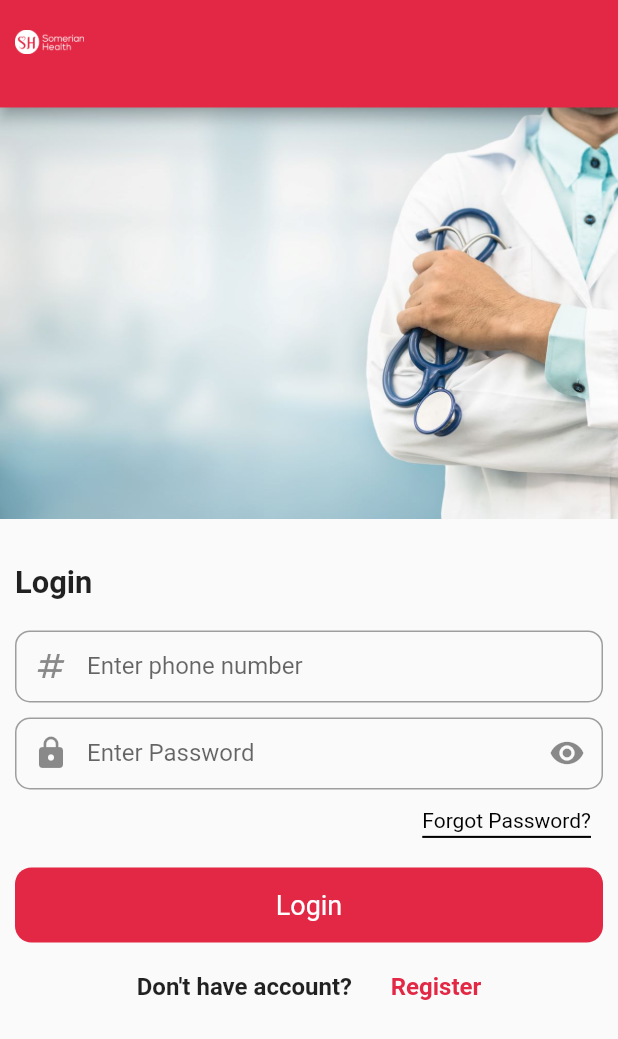
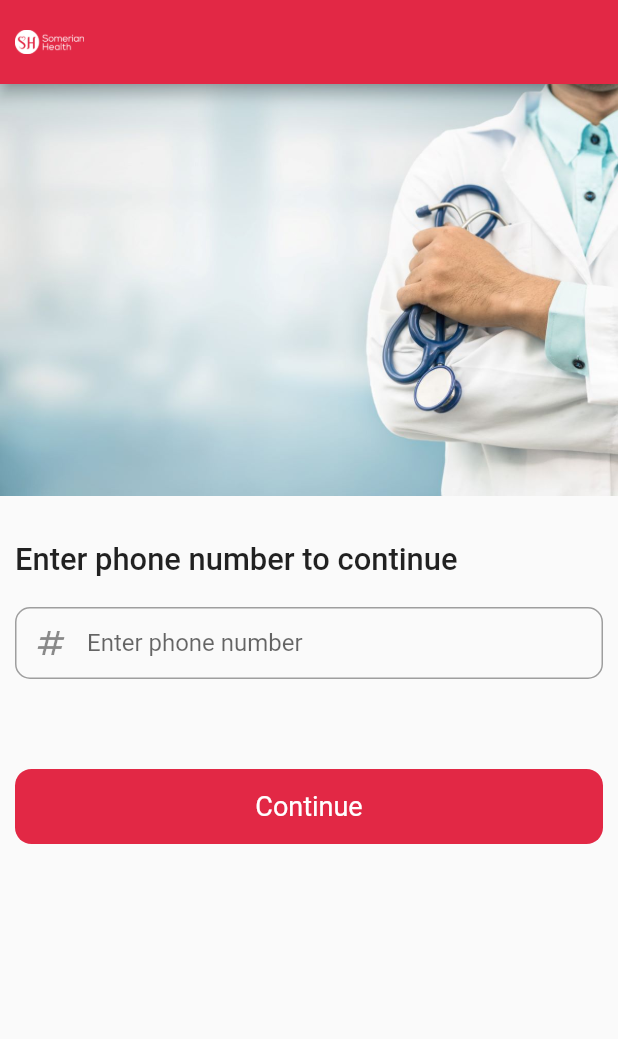
Before and after one commit to Shawon-mas/someriean_health, a Flutter app: the LoginScreen screen opened by its route, on a phone screen of 412 x 824 dp. Shown: the top 1039 px of the screen. Run offline on Flutter 3.47's test engine with Material 2 defaults, Android fonts, the phone set to English and light mode, and no system bars; our stand-ins replace firebase_core, flutter_screenutil, get, google_fonts, pinput; accounts and stored records are empty.

```diff
--- a/lib/global/properties.dart
+++ b/lib/global/properties.dart
@@ -7,4 +7,5 @@ class Properties{
   static const homeStrokeColor = Color(0xFFDAECFF);
   static const homeBoxColor = Color(0xFFFBFDFF);
   static const aboutUs = Color(0xFFFFF5EF);
+  static const Color colorTextBlue= Color(0xFF003049);
 }
--- a/lib/routes/routes.dart
+++ b/lib/routes/routes.dart
@@ -4,18 +4,19 @@ import 'package:somerian_health/view/screens/auth_screen.dart';
 import 'package:somerian_health/view/screens/login_screen.dart';
 import 'package:somerian_health/view/screens/splash_screen.dart';
 
-import '../view/screens/signup_screen.dart';
+import '../view/screens/otp_screen.dart';
+
 
 const splash = "/";
 const home = "/home";
 const login = "/login";
-const signup = "/signup";
+const otp = "/signup";
 
 final pages = [
   page(splash, SplashScreen(),),
   page(home, SplashScreen(),),
   page(login, LoginScreen(),),
-  page(signup, SignUpScreen(),),
+  page(otp, OtpScreen(),),
 ];
 
 GetPage page(String name, Widget page) {
--- a/lib/view/screens/login_screen.dart
+++ b/lib/view/screens/login_screen.dart
@@ -7,6 +7,7 @@ import '../../global/properties.dart';
 import '../widget/primary_toolbar.dart';
 import '../widget/text_widget.dart';
 import 'package:flutter_screenutil/flutter_screenutil.dart';
+
 class LoginScreen extends StatefulWidget {
   const LoginScreen({Key? key}) : super(key: key);
 
@@ -15,10 +16,8 @@ class LoginScreen extends StatefulWidget {
 }
 
 class _LoginScreenState extends State<LoginScreen> {
-  final formKey=GlobalKey<FormState>();
-  bool _isObscure = true;
-  TextEditingController phone=TextEditingController();
-  TextEditingController password=TextEditingController();
+  TextEditingController phone = TextEditingController();
+
   @override
   Widget build(BuildContext context) {
     return Scaffold(
@@ -30,36 +29,49 @@ class _LoginScreenState extends State<LoginScreen> {
           children: [
             //assets/images/doctors.jpg
             Image.asset('assets/images/doctors.jpg'),
-            SizedBox(height: 20,),
-            TextWidget(value: "Login", size: 18.sp,),
-            SizedBox(height: 10,),
+            SizedBox(
+              height: 20,
+            ),
+            TextWidget(
+              value: "Enter phone number to continue",
+              size: 18.sp,
+              fontWeight: FontWeight.w500,
+            ),
+            SizedBox(
+              height: 10,
+            ),
             Padding(
-              padding: const EdgeInsets.fromLTRB(10.0,0,10.0,0),
+              padding: const EdgeInsets.fromLTRB(10.0, 0, 10.0, 0),
               child: makeInput(),
             ),
+            SizedBox(
+              height: 40,
+            ),
             Padding(
-              padding: const EdgeInsets.fromLTRB(10.0,0,10.0,0),
+
+              padding: const EdgeInsets.fromLTRB(10.0, 0, 10.0, 0),
               child: CustomButton(
                 textColor: Colors.white,
-                value: "Login",
-                buttonColor: Properties.primaryColor,onPressed: ()
-              {
-
-              },),
+                value: "Continue",
+                buttonColor: Properties.primaryColor,
+                onPressed: () {
+                  if (phone.text.toString().isEmpty) {
+                    final snackBar = SnackBar(
+                      backgroundColor: Properties.primaryColor,
+                      content: Text("Please enter phone number",style: TextStyle(color: Colors.white),),
+                      duration: Duration(seconds: 2),
+                    );
+                    ScaffoldMessenger.of(context).showSnackBar(snackBar);
+                  }
+                  else{
+                    Get.toNamed(otp);
+                  }
+                },
               ),
-            SizedBox(height: 10,),
-            Row(
-              mainAxisAlignment: MainAxisAlignment.center,
-              children: [
-                TextWidget(value: "Don't have account?", size: 14.sp,),
-                SizedBox(width: 5.w,),
-                TextWidget(value: "Register", size: 14.sp,textColor: Properties.primaryColor,onPressed: (){
-                  Get.toNamed(signup);
-                },),
-              ],
-            )
-
-
+            ),
+            SizedBox(
+              height: 10,
+            ),
           ],
         ),
       ),
@@ -67,16 +79,9 @@ class _LoginScreenState extends State<LoginScreen> {
   }
 
   Widget makeInput() {
-    return Form(
-        child: Column(
+    return Column(
       children: [
         TextFormField(
-              validator: (value){
-                if (value!.isEmpty) {
-                  return "Enter your phone number";
-                }
-
-              },
           keyboardType: TextInputType.number,
           controller: phone,
           decoration: InputDecoration(
@@ -84,97 +89,24 @@ class _LoginScreenState extends State<LoginScreen> {
               labelText: "Enter phone number",
               hintText: "Enter your phone number",
               /*  errorText: _validate ? 'Number Can\'t Be Empty' : null,*/
-                  contentPadding: EdgeInsets.symmetric(vertical: 0,horizontal: 10),
+              contentPadding: EdgeInsets.symmetric(vertical: 0, horizontal: 10),
               focusedBorder: OutlineInputBorder(
                   borderRadius: BorderRadius.circular(10),
-                      borderSide: BorderSide(color: Colors.grey)
-                  ),
-
+                  borderSide: BorderSide(color: Colors.grey)),
               enabledBorder: OutlineInputBorder(
                   borderRadius: BorderRadius.circular(10),
-                      borderSide: BorderSide(color: Colors.grey)
-                  ),
+                  borderSide: BorderSide(color: Colors.grey)),
               border: OutlineInputBorder(
                   borderRadius: BorderRadius.circular(10),
-                      borderSide: BorderSide(color: Colors.grey)
-                  )
+                  borderSide: BorderSide(color: Colors.grey))),
         ),
+        SizedBox(
+          height: 10,
         ),
-            SizedBox(height: 10,),
-            TextFormField(
-              validator: (value) {
-                if (value!.isEmpty) {
-                  return "Enter your password";
-                }
-                if (value.length > 10) {
-                  return " Password length does not exist";
-                }
-                if (value.length < 6) {
-                  return "Minimum password length is 6";
-                }
-              },
-              controller: password,
-              obscureText:_isObscure,
-              decoration: InputDecoration(
-                  prefixIcon: Icon(Icons.lock),
-                  suffixIcon: IconButton(onPressed: ()
-                  {
-                    setState(() {
-                      _isObscure = !_isObscure;
-                    });
-
-                  }, icon: Icon(_isObscure?Icons.visibility : Icons.visibility_off,)),
-                  hoverColor: Colors.red,
-                  labelText: "Enter Password",
-                  hintText: "Enter your Password",
-                  /*errorText: _validate ? 'Password Can\'t Be Empty' : null,*/
-
-                  contentPadding: EdgeInsets.symmetric(vertical: 0,horizontal: 10),
-                  focusedBorder: OutlineInputBorder(
-                      borderRadius: BorderRadius.circular(10),
-                      borderSide: BorderSide(color: Colors.grey)
+        SizedBox(
+          height: 10,
         ),
-                  enabledBorder: OutlineInputBorder(
-                      borderRadius: BorderRadius.circular(10),
-                      borderSide: BorderSide(color: Colors.grey)
-                  ),
-                  border: OutlineInputBorder(
-                      borderRadius: BorderRadius.circular(10),
-                      borderSide: BorderSide(color: Colors.grey)
-                  )
-              ),
-            ),
-            SizedBox(height: 10,),
-            Row(
-              mainAxisAlignment: MainAxisAlignment.end,
-              children: [
-                Padding(
-
-                  padding: const EdgeInsets.all(8.0),
-                  child: Text(
-                    "Forgot Password?",
-                    style: TextStyle(
-                      shadows: [
-                        Shadow(
-                            color: Colors.black,
-                            offset: Offset(0, -5))
       ],
-                      color: Colors.transparent,
-                      decoration:
-                      TextDecoration.underline,
-                      decorationColor: Colors.black,
-                      decorationThickness: 2,
-
-                    ),
-                  ),
-                )
-              ],
-            ),
-            SizedBox(height: 10,),
-
-          ],
-
-    )
     );
   }
 }
--- a/lib/view/screens/splash_screen.dart
+++ b/lib/view/screens/splash_screen.dart
@@ -1,5 +1,6 @@
 import 'package:flutter/material.dart';
 import 'package:somerian_health/global/properties.dart';
+import 'package:somerian_health/view/screens/login_screen.dart';
 
 import 'auth_screen.dart';
 
@@ -19,7 +20,7 @@ class _SplashScreenState extends State<SplashScreen> {
   }
   _navigatetoauth() async{
     await Future.delayed(Duration(milliseconds: 2500),(){});
-    Navigator.pushReplacement(context, MaterialPageRoute(builder: (context)=>AuthScreen()));
+    Navigator.pushReplacement(context, MaterialPageRoute(builder: (context)=>LoginScreen()));
 
   }
 
--- a/lib/view/widget/primary_toolbar.dart
+++ b/lib/view/widget/primary_toolbar.dart
@@ -20,5 +20,5 @@ class PrimaryToolbar extends StatelessWidget implements PreferredSizeWidget{
   }
 
   @override
-  Size get preferredSize => Size.fromHeight(60.0.h);
+  Size get preferredSize => Size.fromHeight(kToolbarHeight);
 }
--- a/lib/view/widget/text_widget.dart
+++ b/lib/view/widget/text_widget.dart
@@ -1,12 +1,16 @@
 import 'package:flutter/material.dart';
 import 'package:flutter_screenutil/flutter_screenutil.dart';
+import 'package:google_fonts/google_fonts.dart';
+
+import '../../global/properties.dart';
 class TextWidget extends StatelessWidget {
   final String value;
   final Color? textColor;
   final double size;
   final VoidCallback? onPressed;
+  final FontWeight fontWeight;
   const TextWidget({
-    Key? key, required this.value, this.textColor, this.onPressed, required this.size,
+    Key? key, required this.value, this.textColor, this.onPressed, required this.size, required this.fontWeight,
   }) : super(key: key);
 
   @override
@@ -15,10 +19,10 @@ class TextWidget extends StatelessWidget {
       padding: const EdgeInsets.all(10.0),
       child: GestureDetector(
         onTap: onPressed,
-        child: Text(value, style: TextStyle(
-            fontWeight: FontWeight.bold,
+        child: Text(value, style: GoogleFonts.roboto(
+            fontWeight: fontWeight,
             fontSize: size,
-          color: textColor
+           color: textColor
         ),
         ),
       ),
--- a/pubspec.yaml
+++ b/pubspec.yaml
@@ -39,6 +39,8 @@ dependencies:
   firebase_core: ^1.21.1
   cloud_firestore: ^3.4.6
   firebase_auth: ^3.7.0
+  google_fonts: ^3.0.1
+  pinput: ^2.2.12
 
 dev_dependencies:
   flutter_test:
```
Also changed, not shown: lib/view/screens/otp_screen.dart (added, +127 -0 lines), lib/view/screens/signup_screen.dart (deleted, +0 -169 lines), lib/view/widget/common_toolbar.dart (added, +37 -0 lines), pubspec.lock. Lines whose indentation alone changed are shown as unchanged.
